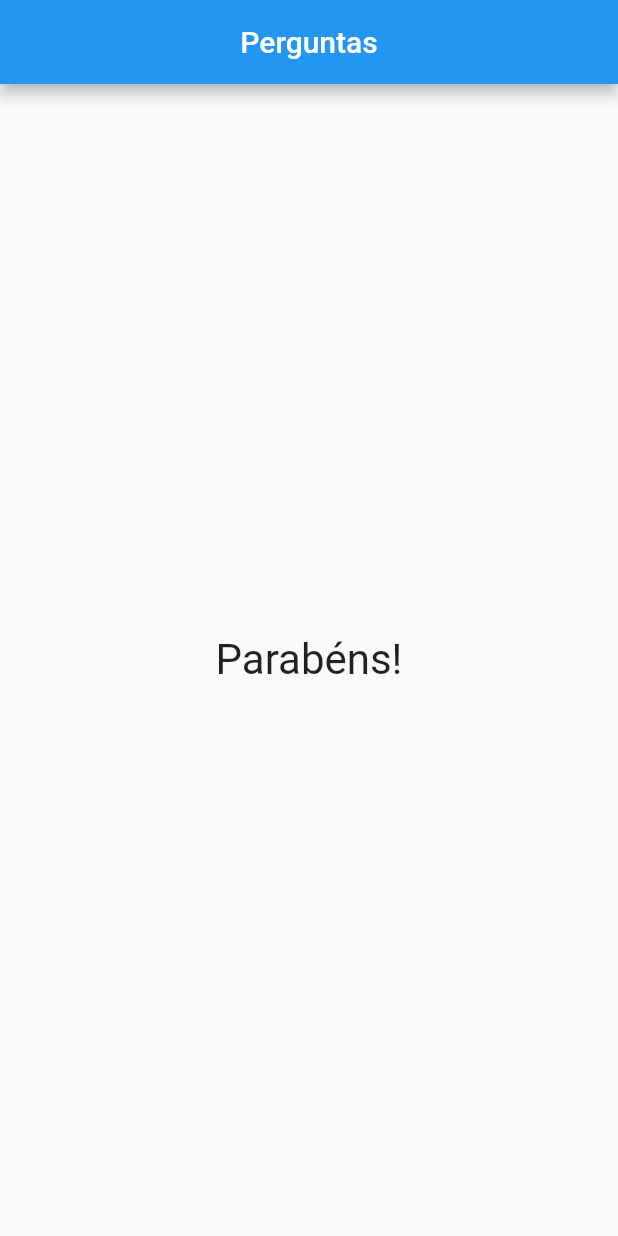
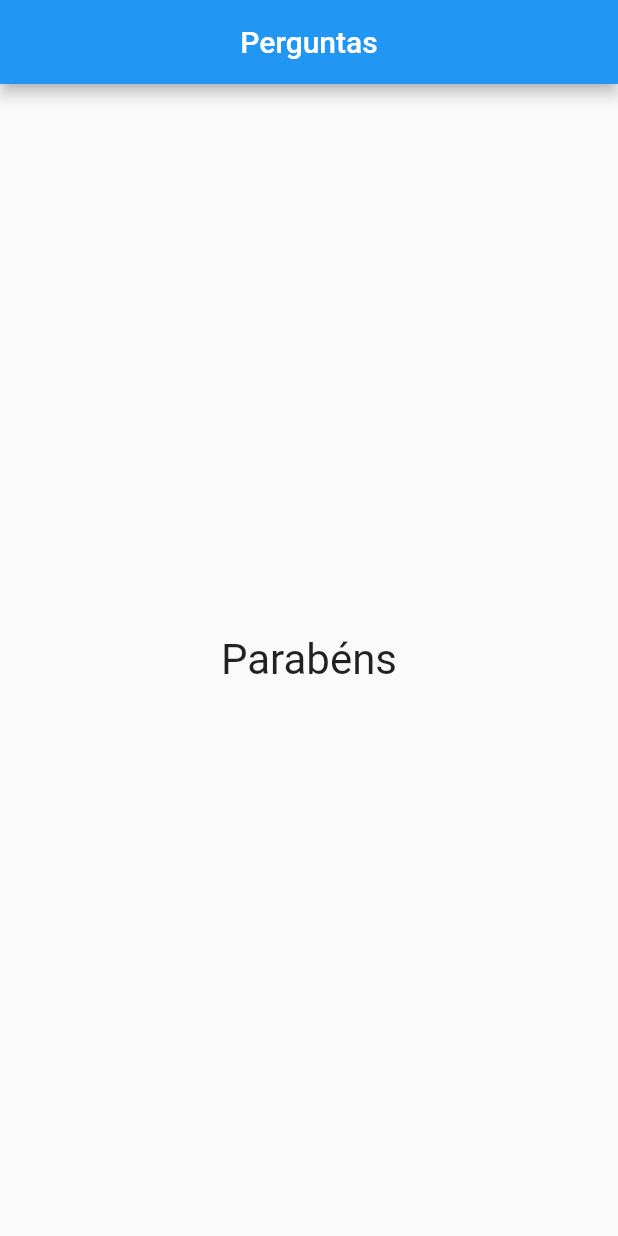
Before and after one commit to jucesargois/projeto_perguntas, a Flutter app: the screen it shows after launch, after a tap on "Preto", after a tap on "Cobra", after a tap on "Leo", on a phone screen of 412 x 824 dp. Run offline on Flutter 3.47's test engine with Material 2 defaults, Android fonts, the phone set to English and light mode, and no system bars.

Commit message:
Inserido componentes criados

```diff
--- a/lib/main.dart
+++ b/lib/main.dart
@@ -1,6 +1,8 @@
 import 'package:flutter/material.dart';
-import 'package:projeto_perguntas/questao.dart';
-import 'package:projeto_perguntas/resposta.dart';
+import 'package:projeto_perguntas/questionario.dart';
+import 'package:projeto_perguntas/resultado.dart';
+
+
 
 main() {
   runApp(
@@ -9,7 +11,7 @@ main() {
 }
 
 class _PerguntaAppState extends State<PerguntaApp> {
-  var perguntaSelecionada = 0;
+  var _perguntaSelecionada = 0;
   final List<Map<String, Object>> _perguntas = const [
     {
       'texto': 'Qual é a sua cor favorita?',
@@ -24,23 +26,25 @@ class _PerguntaAppState extends State<PerguntaApp> {
       'respostas': ['Maria', 'João', 'Leo', 'Pedro'],
     }
   ];
-  void responder() {
+  void _responder() {
     if (temPerguntaSelecionada) {
-      setState(() {
-        perguntaSelecionada++;
-      });
+      setState(
+        () {
+          _perguntaSelecionada++;
+        },
+      );
     }
   }
 
-  bool get temPerguntaSelecionada {
-    return perguntaSelecionada < _perguntas.length;
+
+ bool get temPerguntaSelecionada {
+    return _perguntaSelecionada < _perguntas.length;
   }
+
 
   @override
   Widget build(BuildContext context) {
-    List<String> respostas = temPerguntaSelecionada
-        ? _perguntas[perguntaSelecionada].cast()['respostas']
-        : [];
+
 
     //for (var textoResp in respostas) {
     // widgets.add(Resposta(textoResp, responder));
@@ -54,18 +58,8 @@ class _PerguntaAppState extends State<PerguntaApp> {
           ),
         ),
         body: temPerguntaSelecionada
-            ? Column(
-                children: [
-                  Questao(_perguntas[perguntaSelecionada]['texto'].toString()),
-                  ...respostas.map((t) => Resposta(t, responder)).toList(),
-                ],
-              )
-            : const Center(
-                child: Text(
-                  'Parabéns!',
-                  style: TextStyle(fontSize: 28),
-                ),
-              ),
+            ? Questionario(perguntas: _perguntas, perguntaSelecionada: _perguntaSelecionada, quandoResponder: _responder)
+            : Resultado('Parabéns'),
       ),
     );
   }
--- /dev/null
+++ b/lib/resultado.dart
@@ -0,0 +1,16 @@
+import 'package:flutter/material.dart';
+
+class Resultado extends StatelessWidget {
+  String texto;
+  Resultado(this.texto, {Key? key}) : super(key: key);
+
+  @override
+  Widget build(BuildContext context) {
+    return  Center(
+      child: Text(
+        texto,
+        style: TextStyle(fontSize: 28),
+      ),
+    );
+  }
+}
```
